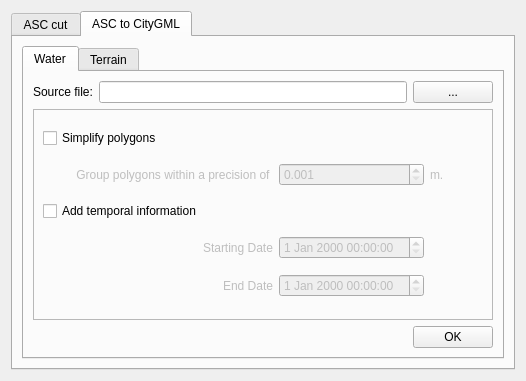
Old version of the form ui/dialogFloodAR.ui in the repository VCityTeam/3DUSE.
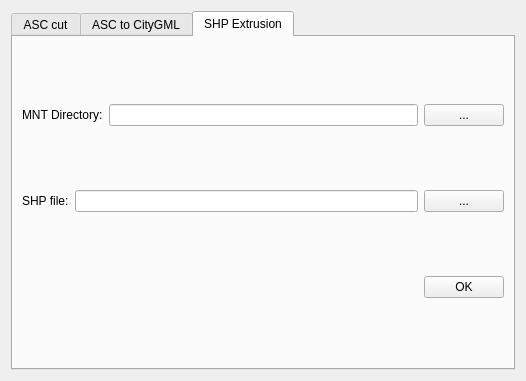
New version of the form.

Commit message: UI to exec SHP Extrusion from FloodAR dialog

```diff
--- a/ui/dialogFloodAR.ui
+++ b/ui/dialogFloodAR.ui
@@ -20,7 +20,7 @@
       <bool>true</bool>
      </property>
      <property name="currentIndex">
-      <number>1</number>
+      <number>2</number>
      </property>
      <widget class="QWidget" name="tab_ASC_cut">
       <attribute name="title">
@@ -384,6 +384,62 @@
        </item>
       </layout>
      </widget>
+     <widget class="QWidget" name="tab_ShpExt">
+      <attribute name="title">
+       <string>SHP Extrusion</string>
+      </attribute>
+      <layout class="QVBoxLayout" name="verticalLayout_3">
+       <item>
+        <layout class="QHBoxLayout" name="horizontalLayout_8">
+         <item>
+          <widget class="QLabel" name="label_4">
+           <property name="text">
+            <string>MNT Directory:</string>
+           </property>
+          </widget>
+         </item>
+         <item>
+          <widget class="QLineEdit" name="lineEdit_ShpExt_dir"/>
+         </item>
+         <item>
+          <widget class="QPushButton" name="btn_ShpExt_dir">
+           <property name="text">
+            <string>...</string>
+           </property>
+          </widget>
+         </item>
+        </layout>
+       </item>
+       <item>
+        <layout class="QHBoxLayout" name="horizontalLayout_9">
+         <item>
+          <widget class="QLabel" name="label_15">
+           <property name="text">
+            <string>SHP file:</string>
+           </property>
+          </widget>
+         </item>
+         <item>
+          <widget class="QLineEdit" name="lineEdit_ShpExt_in"/>
+         </item>
+         <item>
+          <widget class="QPushButton" name="btn_ShpExt_in">
+           <property name="text">
+            <string>...</string>
+           </property>
+          </widget>
+         </item>
+        </layout>
+       </item>
+       <item alignment="Qt::AlignRight">
+        <widget class="QPushButton" name="btn_ShpExt_exec">
+         <property name="text">
+          <string>OK</string>
+         </property>
+        </widget>
+       </item>
+      </layout>
+     </widget>
     </widget>
    </item>
   </layout>
```
The commit also changes 2 other files.
